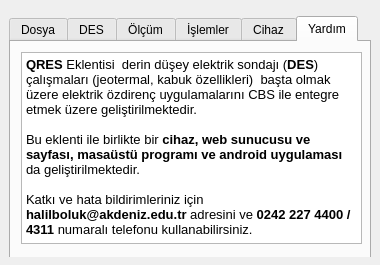
Above: qres_dockwidget_base.ui from halilboluk/qres before the change. Below: the same form after it.
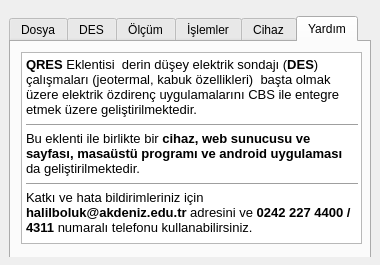
That is the form after the change. The open tabs and pages were chosen to show the change.

Patch:
```diff
--- a/qres_dockwidget_base.ui
+++ b/qres_dockwidget_base.ui
@@ -924,9 +924,9 @@
 p, li { white-space: pre-wrap; }
 &lt;/style&gt;&lt;/head&gt;&lt;body style=&quot; font-family:'Sans Serif'; font-size:10pt; font-weight:400; font-style:normal;&quot;&gt;
 &lt;p style=&quot; margin-top:0px; margin-bottom:0px; margin-left:0px; margin-right:0px; -qt-block-indent:0; text-indent:0px;&quot;&gt;&lt;span style=&quot; font-weight:600;&quot;&gt;QRES&lt;/span&gt; Eklentisi  derin düşey elektrik sondajı (&lt;span style=&quot; font-weight:600;&quot;&gt;DES&lt;/span&gt;) çalışmaları (jeotermal, kabuk özellikleri)  başta olmak üzere elektrik özdirenç uygulamalarını CBS ile entegre etmek üzere geliştirilmektedir.&lt;/p&gt;
-&lt;p style=&quot;-qt-paragraph-type:empty; margin-top:0px; margin-bottom:0px; margin-left:0px; margin-right:0px; -qt-block-indent:0; text-indent:0px;&quot;&gt;&lt;br /&gt;&lt;/p&gt;
+&lt;hr /&gt;
 &lt;p style=&quot; margin-top:0px; margin-bottom:0px; margin-left:0px; margin-right:0px; -qt-block-indent:0; text-indent:0px;&quot;&gt;Bu eklenti ile birlikte bir &lt;span style=&quot; font-weight:600;&quot;&gt;cihaz, web sunucusu ve sayfası, masaüstü programı ve android uygulaması&lt;/span&gt; da geliştirilmektedir.&lt;/p&gt;
-&lt;p style=&quot;-qt-paragraph-type:empty; margin-top:0px; margin-bottom:0px; margin-left:0px; margin-right:0px; -qt-block-indent:0; text-indent:0px;&quot;&gt;&lt;br /&gt;&lt;/p&gt;
+&lt;hr /&gt;
 &lt;p style=&quot; margin-top:0px; margin-bottom:0px; margin-left:0px; margin-right:0px; -qt-block-indent:0; text-indent:0px;&quot;&gt;Katkı ve hata bildirimleriniz için&lt;span style=&quot; font-weight:600;&quot;&gt; halilboluk@akdeniz.edu.tr&lt;/span&gt; adresini ve &lt;span style=&quot; font-weight:600;&quot;&gt;0242 227 4400 / 4311&lt;/span&gt; numaralı telefonu kullanabilirsiniz.&lt;/p&gt;&lt;/body&gt;&lt;/html&gt;</string>
         </property>
        </widget>
```
Left out of the diff: 2 changed lines with no effect on the pictures.
